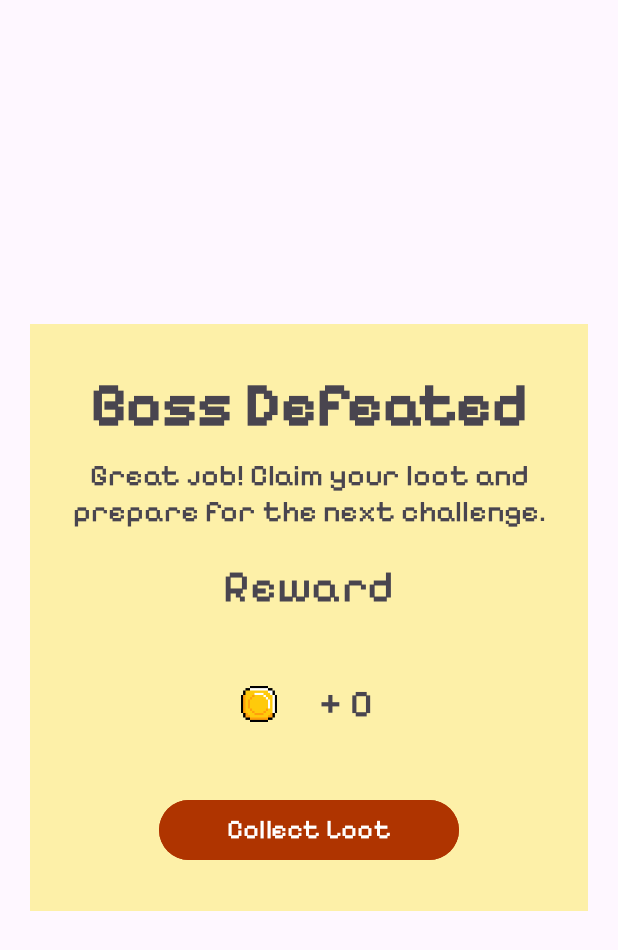
After one commit to aaj1510/javaback-endside-Group43, an Android app: the layout fragment_reward.xml on its own in the app's theme, with its tools: preview values and no code run, on a phone screen of 412 x 824 dp. The commit adds this screen. Shown: the top 950 px of the screen. Run offline under Robolectric (Android 15) with nearby library versions, the phone set to English and light mode, and no system bars.

Commit message:
added sound and visual when damaging boss, implemented claim reward dialog, fixed action points in main menu to update after checking tasks

```diff
--- a/app/src/main/java/com/example/java1d/Boss.java
+++ b/app/src/main/java/com/example/java1d/Boss.java
@@ -58,6 +58,10 @@ public class Boss implements Parcelable {
         return bossLevel;
     }
 
+    public Integer getBossGold(){
+        return bossGold;
+    }
+
     public void setBossLevel(Integer bossLevel){
         this.bossLevel = bossLevel;
     }
--- /dev/null
+++ b/app/src/main/res/layout/fragment_reward.xml
@@ -0,0 +1,100 @@
+<?xml version="1.0" encoding="utf-8"?>
+<FrameLayout xmlns:android="http://schemas.android.com/apk/res/android"
+    xmlns:app="http://schemas.android.com/apk/res-auto"
+    xmlns:tools="http://schemas.android.com/tools"
+    android:layout_width="match_parent"
+    android:layout_height="match_parent"
+    android:background="@android:color/transparent"
+    tools:context=".RewardFragment">
+
+    <LinearLayout
+        android:layout_width="match_parent"
+        android:layout_height="wrap_content"
+        android:layout_gravity="center"
+        android:layout_margin="20dp"
+        android:background="#FDF0A8"
+        android:orientation="vertical">
+
+
+        <TextView
+            android:id="@+id/header_text"
+            android:layout_width="wrap_content"
+            android:layout_height="wrap_content"
+            android:layout_gravity="center"
+            android:layout_marginTop="30dp"
+            android:fontFamily="@font/pixelify_sans_medium"
+            android:text="Boss Defeated"
+            android:textSize="40sp"
+            android:textStyle="bold" />
+
+        <TextView
+            android:id="@+id/textView3"
+            android:layout_width="match_parent"
+            android:layout_height="wrap_content"
+            android:layout_gravity="center"
+            android:layout_marginStart="25dp"
+            android:layout_marginTop="10dp"
+            android:layout_marginEnd="25dp"
+            android:fontFamily="@font/pixelify_sans_medium"
+            android:text="Great job! Claim your loot and prepare for the next challenge."
+            android:textAlignment="center"
+            android:textSize="20dp" />
+
+        <TextView
+            android:id="@+id/textView"
+            android:layout_width="wrap_content"
+            android:layout_height="wrap_content"
+            android:layout_gravity="center"
+            android:layout_marginTop="20dp"
+            android:fontFamily="@font/pixelify_sans_medium"
+            android:text="Reward"
+            android:textSize="30sp" />
+
+        <LinearLayout
+            android:layout_width="wrap_content"
+            android:layout_height="wrap_content"
+            android:layout_gravity="center"
+            android:layout_marginTop="20dp">
+
+            <RelativeLayout
+                android:layout_width="wrap_content"
+                android:layout_height="wrap_content">
+
+                <ImageView
+                    android:id="@+id/imageView3"
+                    android:layout_width="wrap_content"
+                    android:layout_height="wrap_content"
+                    android:scaleX="0.3"
+                    android:scaleY="0.3"
+                    android:src="@drawable/coin" />
+            </RelativeLayout>
+
+            <TextView
+                android:id="@+id/coin_text"
+                android:layout_width="wrap_content"
+                android:layout_height="wrap_content"
+                android:layout_gravity="center_vertical"
+                android:layout_marginEnd="30dp"
+                android:layout_weight="1"
+                android:fontFamily="@font/pixelify_sans_medium"
+                android:text="+ 0"
+                android:textSize="25sp" />
+
+
+        </LinearLayout>
+
+        <Button
+            android:id="@+id/collect_button"
+            android:layout_width="200dp"
+            android:layout_height="wrap_content"
+            android:layout_gravity="center"
+            android:layout_marginTop="20dp"
+            android:layout_marginBottom="30dp"
+            android:backgroundTint="#AF3400"
+            android:fontFamily="@font/pixelify_sans_medium"
+            android:text="Collect Loot"
+            android:textSize="18dp" />
+
+    </LinearLayout>
+
+</FrameLayout>
```
Also changed, not shown: app/src/main/java/com/example/java1d/BossActivity.java (+63 -8 lines), app/src/main/java/com/example/java1d/CreateTaskFragment.java (+0 -12 lines), app/src/main/java/com/example/java1d/HomeFragment.java (+11 -1 lines), app/src/main/java/com/example/java1d/RewardFragment.java (added, +77 -0 lines), app/src/main/java/com/example/java1d/TasksFragment.java (+12 -1 lines), app/src/main/res/layout/boss_page.xml (+20 -0 lines), app/src/main/res/drawable/coin.png (added), 2 other files.
